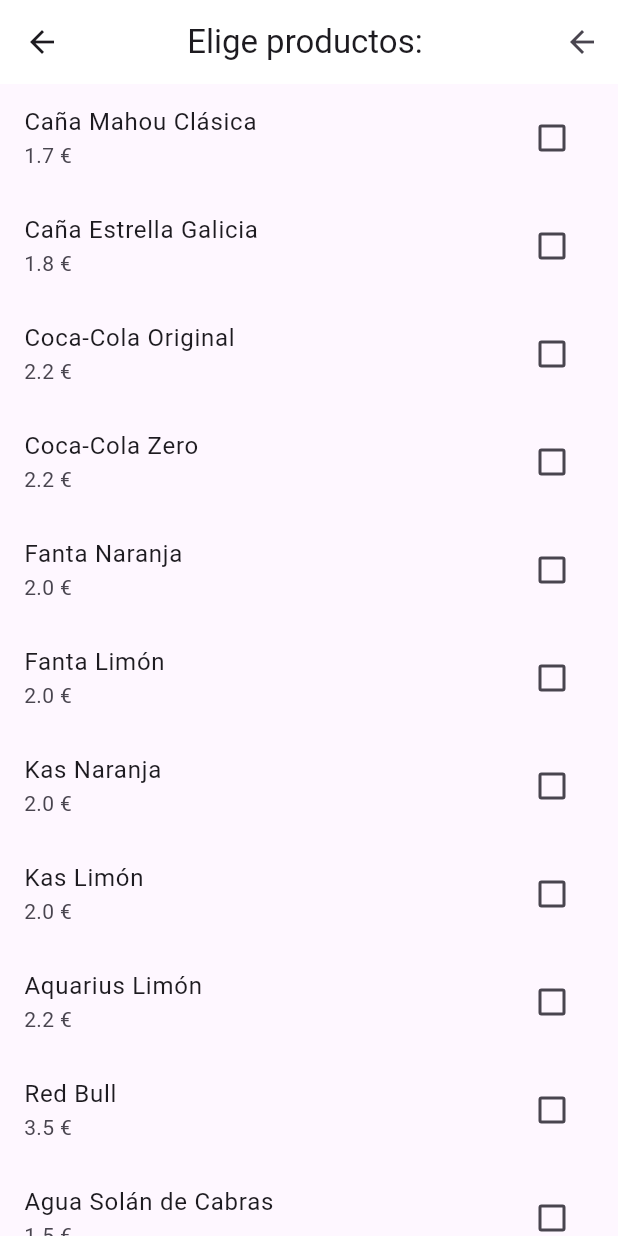
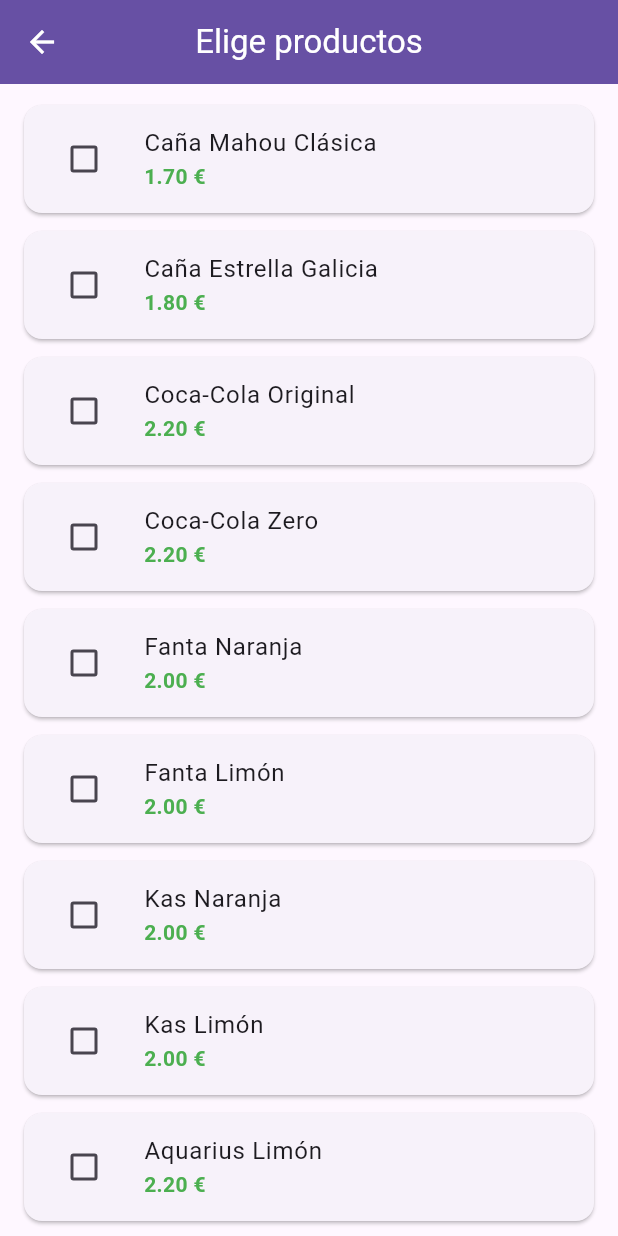
Before and after one commit to pablobarreiro131/T4_1, a Flutter app: the CrearPedidoView screen opened directly, after a tap on "Añadir productos", on a phone screen of 412 x 824 dp. Run offline on Flutter 3.47's test engine with Material 3 defaults, Android fonts, the phone set to English and light mode, and no system bars.

Commit message:
cambios y mejora lógica

```diff
--- /dev/null
+++ b/lib/models/productocantidad.dart
@@ -0,0 +1,18 @@
+import 'package:flutter/material.dart';
+
+class Producto {
+  final int id;
+  final String nombre;
+  final double precio;
+
+  Producto({required this.id, required this.nombre, required this.precio});
+}
+
+class ProductoCantidad {
+  final Producto producto;
+  int cantidad;
+
+  ProductoCantidad({required this.producto, this.cantidad = 1});
+
+  double get subtotal => producto.precio * cantidad;
+}
--- a/lib/viewmodels/seleccion_producto.dart
+++ b/lib/viewmodels/seleccion_producto.dart
@@ -5,6 +5,12 @@ import 'package:t4_1/models/producto.dart';
 class SeleccionProducto extends ChangeNotifier{
   final List<Producto> todosProductos = mockProductos;
   final Map<Producto, int> _productosSeleccionados = {};
+
+    SeleccionProducto({Map<Producto, int>? productosIniciales}) {
+    if (productosIniciales != null) {
+      _productosSeleccionados.addAll(productosIniciales);
+    }
+  }
 
   Map<Producto, int> get productosSeleccionados => _productosSeleccionados;
 
--- a/lib/views/crear_pedido_view.dart
+++ b/lib/views/crear_pedido_view.dart
@@ -20,7 +20,12 @@ class _CrearPedidoViewState extends State<CrearPedidoView> {
   void _irASeleccionProductos() async {
     final result = await Navigator.push(
       context,
-      MaterialPageRoute(builder: (context) => const SeleccionProductoView()),
+      MaterialPageRoute(
+        builder: (context) => SeleccionProductoView(
+          productosIniciales:
+              vm.productosPedido, // PASAMOS LOS PRODUCTOS ACTUALES
+        ),
+      ),
     );
 
     if (result != null && mounted) {
--- a/lib/views/seleccion_producto_view.dart
+++ b/lib/views/seleccion_producto_view.dart
@@ -3,45 +3,120 @@ import '../../models/producto.dart';
 import '../viewmodels/seleccion_producto.dart';
 
 class SeleccionProductoView extends StatefulWidget {
-  const SeleccionProductoView({super.key});
+  final Map<Producto, int>? productosIniciales; // NUEVO
+
+  const SeleccionProductoView({super.key, this.productosIniciales});
 
   @override
   State<SeleccionProductoView> createState() => _SeleccionProductoViewState();
 }
 
 class _SeleccionProductoViewState extends State<SeleccionProductoView> {
-  final SeleccionProducto viewmodel = SeleccionProducto();
+  late final SeleccionProducto viewmodel;
+
+  @override
+  void initState() {
+    super.initState();
+    viewmodel = SeleccionProducto(productosIniciales: widget.productosIniciales);
+  }
 
   @override
   Widget build(BuildContext context) {
     return Scaffold(
       appBar: AppBar(
-        title: const Text("Elige productos: "),
+        title: const Text("Elige productos"),
         centerTitle: true,
-        backgroundColor: const Color.fromARGB(255, 255, 255, 255),
-        actions: [
-          IconButton(
-            onPressed: () {
-              Navigator.pop(context);
-            },
-            icon: const Icon(Icons.arrow_back),
-          ),
-        ],
+        backgroundColor: Theme.of(context).colorScheme.primary,
+        foregroundColor: Colors.white,
       ),
       body: ListenableBuilder(
         listenable: viewmodel,
         builder: (context, child) {
           return ListView.builder(
+            padding: const EdgeInsets.all(8),
             itemCount: viewmodel.todosProductos.length,
             itemBuilder: (context, index) {
               final producto = viewmodel.todosProductos[index];
-              return CheckboxListTile(
-                title: Text(producto.nombre),
-                subtitle: Text('${producto.precio} €'),
-                value: viewmodel.estaSeleccionado(producto),
-                onChanged: (bool? value) {
-                  viewmodel.cambiarEstadoProducto(producto);
-                },
+              final estaSeleccionado = viewmodel.estaSeleccionado(producto);
+              final cantidad = viewmodel.productosSeleccionados[producto] ?? 1;
+
+              return Card(
+                margin: const EdgeInsets.symmetric(vertical: 6, horizontal: 8),
+                elevation: estaSeleccionado ? 4 : 1,
+                color: estaSeleccionado
+                    ? Theme.of(context).colorScheme.primaryContainer
+                    : null,
+                child: ListTile(
+                  leading: Checkbox(
+                    value: estaSeleccionado,
+                    onChanged: (bool? value) {
+                      viewmodel.cambiarEstadoProducto(producto);
+                    },
+                  ),
+                  title: Text(
+                    producto.nombre,
+                    style: TextStyle(
+                      fontWeight: estaSeleccionado
+                          ? FontWeight.bold
+                          : FontWeight.normal,
+                    ),
+                  ),
+                  subtitle: Text(
+                    '${producto.precio.toStringAsFixed(2)} €',
+                    style: const TextStyle(
+                      color: Colors.green,
+                      fontWeight: FontWeight.w600,
+                    ),
+                  ),
+                  trailing: estaSeleccionado
+                      ? Container(
+                          decoration: BoxDecoration(
+                            color: Theme.of(context).colorScheme.primary,
+                            borderRadius: BorderRadius.circular(20),
+                          ),
+                          child: Row(
+                            mainAxisSize: MainAxisSize.min,
+                            children: [
+                              IconButton(
+                                icon: const Icon(Icons.remove, size: 18),
+                                color: Colors.white,
+                                onPressed: () {
+                                  viewmodel.disminuirCantidad(producto);
+                                },
+                                padding: EdgeInsets.zero,
+                                constraints: const BoxConstraints(
+                                  minWidth: 32,
+                                  minHeight: 32,
+                                ),
+                              ),
+                              Container(
+                                padding: const EdgeInsets.symmetric(horizontal: 8),
+                                child: Text(
+                                  '$cantidad',
+                                  style: const TextStyle(
+                                    fontWeight: FontWeight.bold,
+                                    fontSize: 16,
+                                    color: Colors.white,
+                                  ),
+                                ),
+                              ),
+                              IconButton(
+                                icon: const Icon(Icons.add, size: 18),
+                                color: Colors.white,
+                                onPressed: () {
+                                  viewmodel.aumentarCantidad(producto);
+                                },
+                                padding: EdgeInsets.zero,
+                                constraints: const BoxConstraints(
+                                  minWidth: 32,
+                                  minHeight: 32,
+                                ),
+                              ),
+                            ],
+                          ),
+                        )
+                      : null,
+                ),
               );
             },
           );
@@ -50,9 +125,10 @@ class _SeleccionProductoViewState extends State<SeleccionProductoView> {
       floatingActionButton: ListenableBuilder(
         listenable: viewmodel,
         builder: (context, child) {
-          return viewmodel.productosSeleccionados.isNotEmpty
+          final totalProductos = viewmodel.productosSeleccionados.length;
+          return totalProductos > 0
               ? FloatingActionButton.extended(
-                  label: const Text("Confirmar"),
+                  label: Text("Confirmar ($totalProductos)"),
                   icon: const Icon(Icons.check),
                   onPressed: () {
                     Navigator.pop(context, viewmodel.productosSeleccionados);
```
